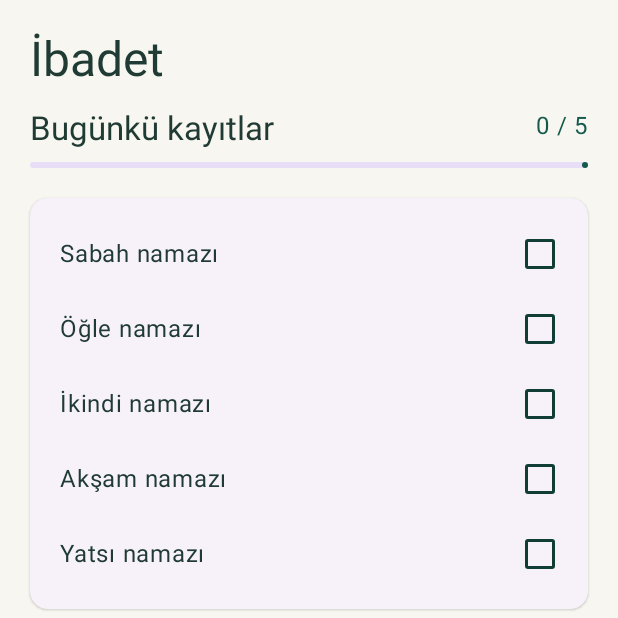
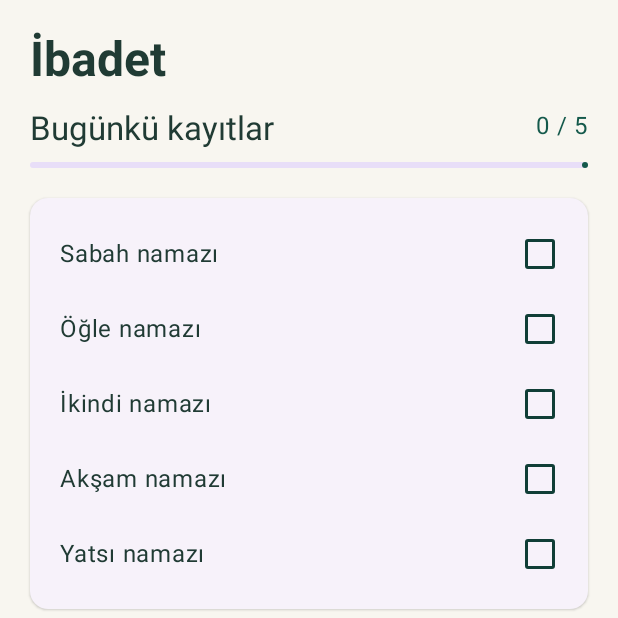
Before and after one commit to caglar-yildiz/Namaz, an Android app built with Jetpack Compose: the screen it shows after launch (MainActivity), item 4 of the bottom bar chosen, on a phone screen of 412 x 824 dp, the top half of it. Run offline under Robolectric (Android 15) with nearby library versions, the phone set to English and light mode, and no system bars.

Commit message:
style: standardize bold page heading

```diff
--- a/app/src/main/java/com/namaz/app/WorshipScreen.kt
+++ b/app/src/main/java/com/namaz/app/WorshipScreen.kt
@@ -17,7 +17,7 @@ internal fun WorshipScreen(open: (String) -> Unit, onNewRoutine: () -> Unit) {
         WorshipStore.prayers.filter { WorshipStore.completed(context, today, it) }
     }
     LazyColumn(contentPadding = PaddingValues(20.dp), verticalArrangement = Arrangement.spacedBy(12.dp)) {
-        item { Text("İbadet", style = MaterialTheme.typography.headlineLarge) }
+        item { Text("İbadet", style = MaterialTheme.typography.headlineLarge, fontWeight = androidx.compose.ui.text.font.FontWeight.Bold) }
         item {
             Row(Modifier.fillMaxWidth(), horizontalArrangement = Arrangement.SpaceBetween) {
                 Text("Bugünkü kayıtlar", style = MaterialTheme.typography.titleLarge)
```
